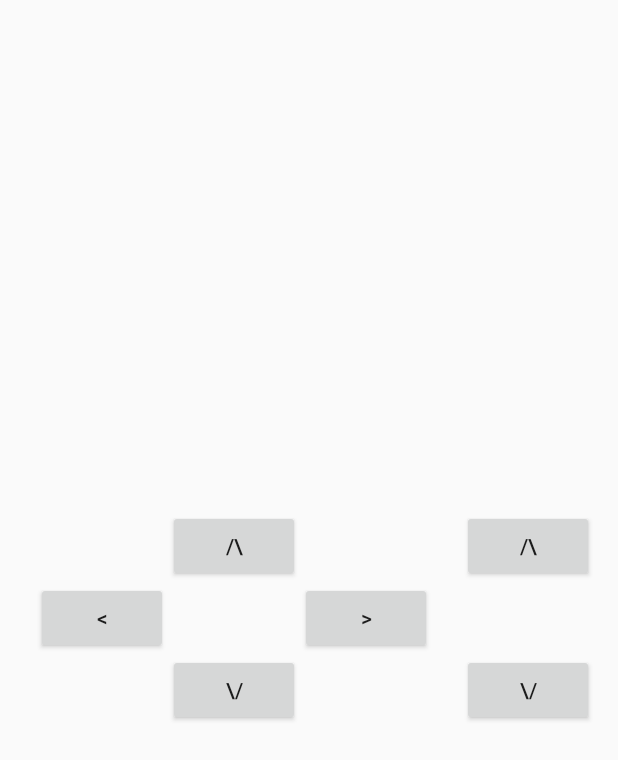
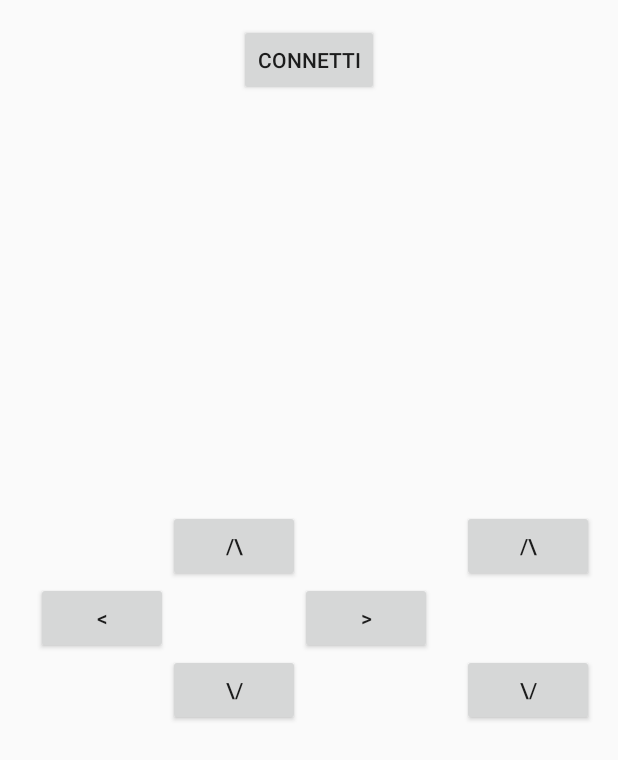
Before and after one commit to deivids682/Drone, an Android app: the layout activity_main.xml on its own in the app's theme, with its tools: preview values and no code run, on a phone screen of 412 x 824 dp. Shown: the top 760 px of the screen. Run offline under Robolectric (Android 15) with nearby library versions, the phone set to English and light mode, and no system bars.

Commit message:
Android UI

```diff
--- a/DroneControllerAndroid/app/src/main/res/layout/activity_main.xml
+++ b/DroneControllerAndroid/app/src/main/res/layout/activity_main.xml
@@ -65,5 +65,13 @@
         android:layout_alignParentRight="true"
         android:layout_alignParentEnd="true"/>
 
+    <Button
+        android:layout_width="wrap_content"
+        android:layout_height="wrap_content"
+        android:text="Connetti"
+        android:id="@+id/button7"
+        android:layout_alignParentTop="true"
+        android:layout_centerHorizontal="true"/>
+
 
 </RelativeLayout>
```
Also changed, not shown: DroneControllerAndroid/app/src/main/java/eliseo/dronecontroller/MainActivity.java (+29 -0 lines), DroneControllerAndroid/app/src/main/java/eliseo/dronecontroller/utils/SocketClient.java (added, +36 -0 lines).
